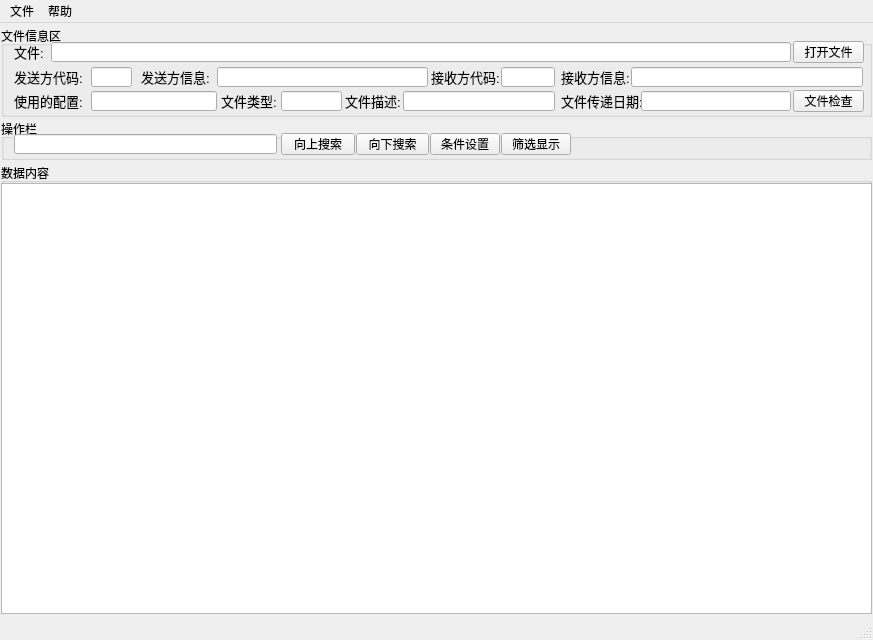
cnldw/FinanceFileReader, file mainwindow.ui: the form before one commit.
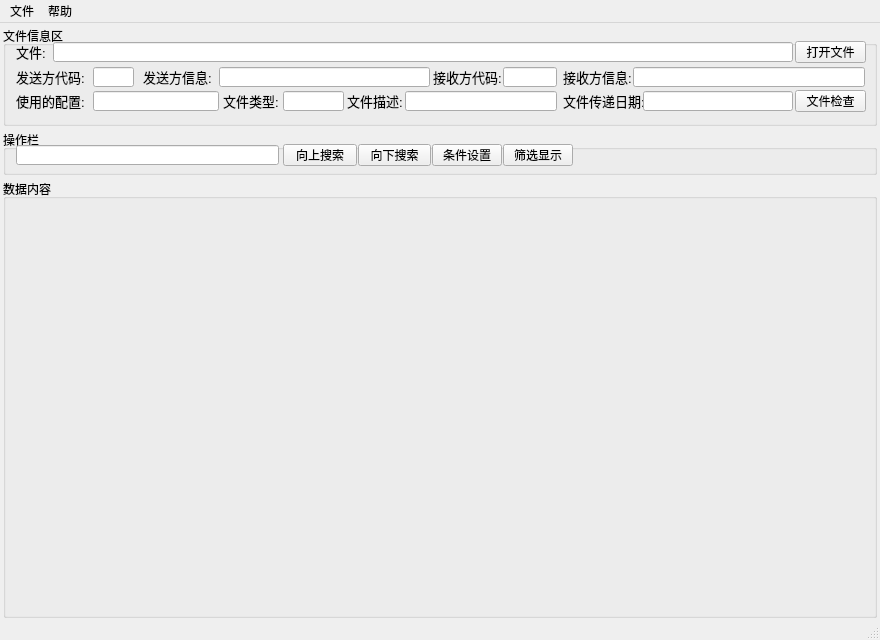
The form after the commit. Icons and pictures are not drawn.

Commit message: 优化布局

What changed in the file:
```diff
--- a/mainwindow.ui
+++ b/mainwindow.ui
@@ -6,13 +6,13 @@
    <rect>
     <x>0</x>
     <y>0</y>
-    <width>873</width>
+    <width>880</width>
     <height>640</height>
    </rect>
   </property>
   <property name="minimumSize">
    <size>
-    <width>873</width>
+    <width>880</width>
     <height>640</height>
    </size>
   </property>
@@ -33,14 +33,41 @@
    <enum>Qt::ToolButtonTextOnly</enum>
   </property>
   <widget class="QWidget" name="centralWidget">
+   <layout class="QVBoxLayout" name="verticalLayout">
+    <property name="spacing">
+     <number>4</number>
+    </property>
+    <property name="leftMargin">
+     <number>3</number>
+    </property>
+    <property name="topMargin">
+     <number>3</number>
+    </property>
+    <property name="rightMargin">
+     <number>3</number>
+    </property>
+    <property name="bottomMargin">
+     <number>0</number>
+    </property>
+    <item>
    <widget class="QGroupBox" name="groupBox">
-    <property name="geometry">
-     <rect>
-      <x>1</x>
-      <y>3</y>
-      <width>871</width>
-      <height>91</height>
-     </rect>
+      <property name="sizePolicy">
+       <sizepolicy hsizetype="Preferred" vsizetype="Fixed">
+        <horstretch>0</horstretch>
+        <verstretch>0</verstretch>
+       </sizepolicy>
+      </property>
+      <property name="minimumSize">
+       <size>
+        <width>0</width>
+        <height>100</height>
+       </size>
+      </property>
+      <property name="maximumSize">
+       <size>
+        <width>16777215</width>
+        <height>100</height>
+       </size>
     </property>
     <property name="autoFillBackground">
      <bool>true</bool>
@@ -349,15 +376,28 @@
     <zorder>lineEditRecCode</zorder>
     <zorder>labelFileInfo</zorder>
     <zorder>pushButtonOpenFile_2</zorder>
-   </widget>
+      <zorder>pushButtonOpenFile</zorder>
+     </widget>
+    </item>
+    <item>
    <widget class="QGroupBox" name="groupBox_2">
-    <property name="geometry">
-     <rect>
-      <x>1</x>
-      <y>96</y>
-      <width>871</width>
-      <height>41</height>
-     </rect>
+      <property name="sizePolicy">
+       <sizepolicy hsizetype="Preferred" vsizetype="Fixed">
+        <horstretch>0</horstretch>
+        <verstretch>0</verstretch>
+       </sizepolicy>
+      </property>
+      <property name="minimumSize">
+       <size>
+        <width>0</width>
+        <height>45</height>
+       </size>
+      </property>
+      <property name="maximumSize">
+       <size>
+        <width>16777215</width>
+        <height>45</height>
+       </size>
     </property>
     <property name="title">
      <string>操作栏</string>
@@ -444,36 +484,22 @@
      </property>
     </widget>
    </widget>
+    </item>
+    <item>
    <widget class="QGroupBox" name="groupBox_3">
-    <property name="geometry">
-     <rect>
-      <x>1</x>
-      <y>140</y>
-      <width>871</width>
-      <height>451</height>
-     </rect>
-    </property>
     <property name="title">
      <string>数据内容</string>
     </property>
-    <widget class="QTableView" name="tableView">
-     <property name="geometry">
-      <rect>
-       <x>0</x>
-       <y>20</y>
-       <width>871</width>
-       <height>431</height>
-      </rect>
-     </property>
-    </widget>
-   </widget>
+     </widget>
+    </item>
+   </layout>
   </widget>
   <widget class="QMenuBar" name="menuBar">
    <property name="geometry">
     <rect>
      <x>0</x>
      <y>0</y>
-     <width>873</width>
+     <width>880</width>
      <height>23</height>
     </rect>
    </property>
```
Left out of the diff: 1 changed line with no effect on the pictures. Lines whose indentation alone changed are shown as unchanged. The commit also changes 1 other file.
